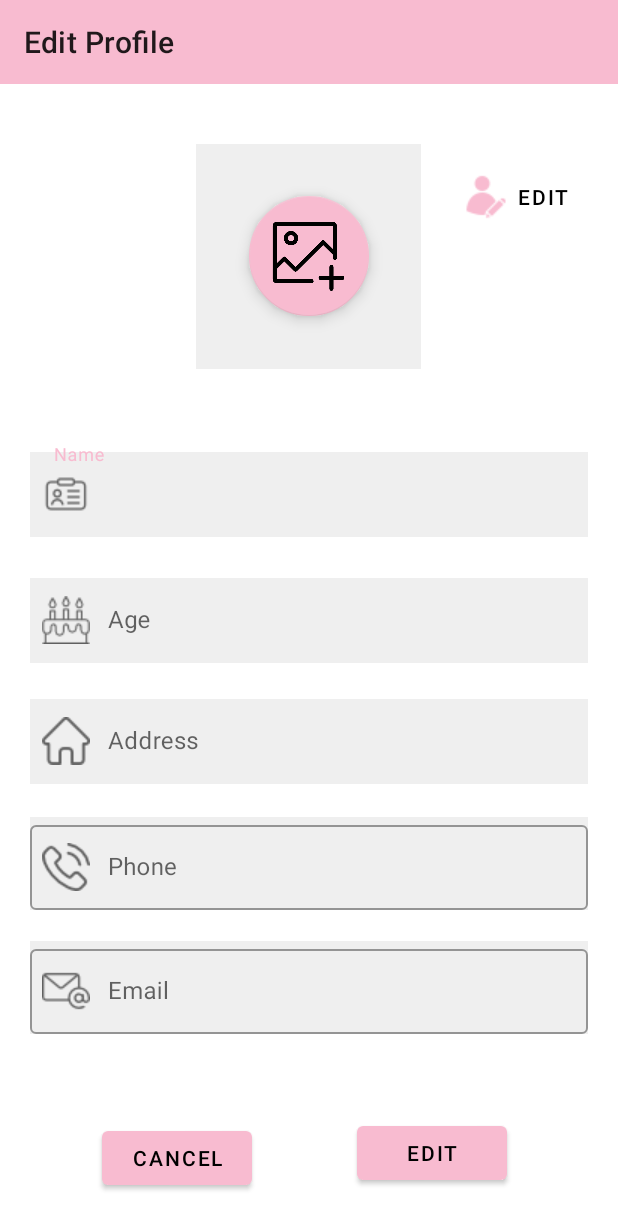
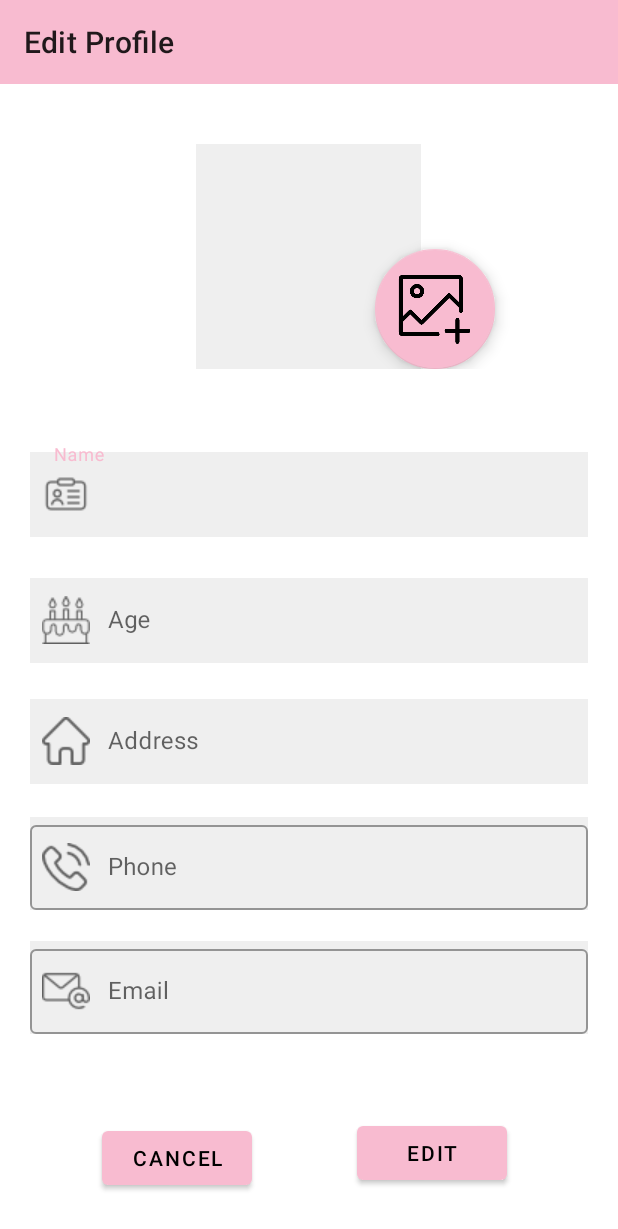
Before and after one commit to ngochai-hcmus/WinXEnchantixShop, an Android app: the layout activity_edit_profile.xml on its own in the app's theme, with its tools: preview values and no code run, on a phone screen of 412 x 824 dp. Shown: the top 1229 px of the screen. Run offline under Robolectric (Android 15) with nearby library versions, the light colour scheme and no system bars.

Commit message:
commit activity

```diff
--- a/app/src/main/java/com/example/winxenchantixshop/Activity/MainActivity.kt
+++ b/app/src/main/java/com/example/winxenchantixshop/Activity/MainActivity.kt
@@ -28,6 +28,5 @@ class MainActivity : AppCompatActivity() {
         }
 
 
-
     }
 }
--- a/app/src/main/java/com/example/winxenchantixshop/Activity/Product/PostProductActivity.kt
+++ b/app/src/main/java/com/example/winxenchantixshop/Activity/Product/PostProductActivity.kt
@@ -53,7 +53,7 @@ class PostProductActivity : AppCompatActivity() {
         binding.btnAddImg.setOnClickListener {
             val gallery = Intent(Intent.ACTION_PICK, MediaStore.Images.Media.INTERNAL_CONTENT_URI)
             startActivityForResult(gallery,pickImage)
-            binding.btnAddImg.hide()
+            //binding.btnAddImg.hide()
         }
 
         binding.btnPost.setOnClickListener{
--- a/app/src/main/res/layout/activity_confirm.xml
+++ b/app/src/main/res/layout/activity_confirm.xml
@@ -102,10 +102,10 @@
         <ImageView
             android:id="@+id/img_product_order"
             android:layout_width="90dp"
-            android:layout_height="110dp"
+            android:layout_height="92dp"
             android:layout_marginLeft="30dp"
-            app:layout_constraintTop_toBottomOf="@+id/text_order_details"
-            android:layout_marginTop="45dp"/>
+            android:layout_marginTop="45dp"
+            app:layout_constraintTop_toBottomOf="@+id/text_order_details" />
 
         <com.google.android.material.circularreveal.CircularRevealFrameLayout
             android:id="@+id/frame1"
--- a/app/src/main/res/layout/activity_edit_profile.xml
+++ b/app/src/main/res/layout/activity_edit_profile.xml
@@ -41,27 +41,15 @@
             android:layout_gravity="center"
             android:background="@color/grey" />
 
-        <Button
-            android:id="@+id/btn_edit_ava"
-            style="@style/Widget.MaterialComponents.Button.TextButton"
-            android:layout_width="wrap_content"
-            android:layout_height="39dp"
-            android:layout_marginLeft="300dp"
-            android:layout_marginTop="15dp"
-            android:text="edit"
-            android:textColor="@color/black"
-            app:icon="@drawable/ic_edit"
-            tools:ignore="TouchTargetSizeCheck" />
-
         <com.google.android.material.floatingactionbutton.FloatingActionButton
             android:id="@+id/btn_add_img"
             android:layout_width="wrap_content"
             android:layout_height="wrap_content"
-            android:layout_gravity="center"
+            android:layout_marginTop="70dp"
+            android:layout_marginLeft="250dp"
             android:src="@drawable/ic_add_image"
             app:fabCustomSize="80dp"
-            app:maxImageSize="70dp"
-            tools:ignore="SpeakableTextPresentCheck">
+            app:maxImageSize="70dp">
 
         </com.google.android.material.floatingactionbutton.FloatingActionButton>
     </FrameLayout>
--- a/app/src/main/res/layout/activity_post_product.xml
+++ b/app/src/main/res/layout/activity_post_product.xml
@@ -45,7 +45,8 @@
             android:id="@+id/btn_add_img"
             android:layout_width="wrap_content"
             android:layout_height="wrap_content"
-            android:layout_gravity="center"
+            android:layout_marginTop="70dp"
+            android:layout_marginLeft="250dp"
             android:src="@drawable/ic_add_image"
             app:fabCustomSize="80dp"
             app:maxImageSize="70dp">
```
Also changed, not shown: app/src/main/AndroidManifest.xml (+0 -7 lines), app/src/main/res/layout/activity_edit_product.xml (+3 -14 lines), app/src/main/res/layout/activity_order.xml (+12 -57 lines), app/src/main/res/drawable/ic_edit_shipping_address.png (added).
